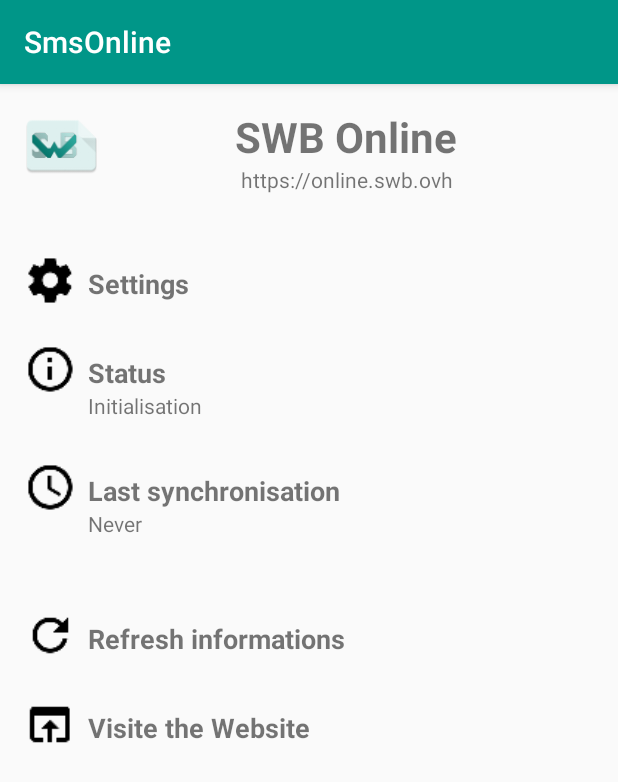
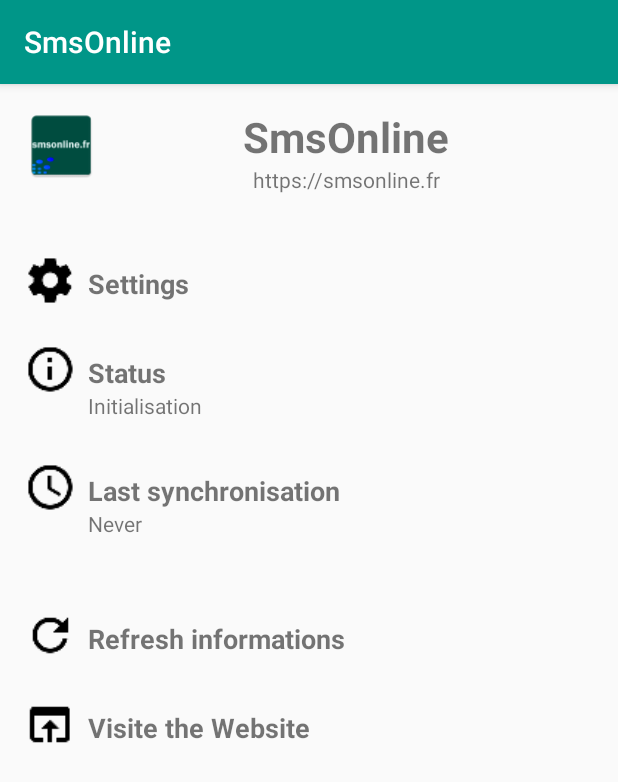
Before and after one commit to CodazziS/SmsOnline, an Android app: the screen it shows after launch (MainActivity), on a phone screen of 412 x 824 dp. Shown: the top 782 px of the screen. Run offline under Robolectric (Android 15) with nearby library versions, the light colour scheme and no system bars.

Commit message:
Change logo, and site url

```diff
--- a/app/build.gradle
+++ b/app/build.gradle
@@ -8,8 +8,8 @@
         applicationId "fr.codazzi.smsonline"
         minSdkVersion 18
         targetSdkVersion 24
-        versionCode 39
-        versionName "1.1.3"
+        versionCode 40
+        versionName "1.1.4"
     }
     buildTypes {
         release {
--- a/app/src/main/java/fr/codazzi/smsonline/controllers/Api.java
+++ b/app/src/main/java/fr/codazzi/smsonline/controllers/Api.java
@@ -331,13 +331,13 @@
 
     private void syncContacts() {
         try {
-            if (this.contacts_sync < this.contacts.length()) {
+            if (this.contacts_sync - 1 < this.contacts.length()) {
                 String url = this.api_url + "Contacts/Add";
                 String delete = "false";
                 this.startWork();
                 JSONArray contacts;
 
-                // The first call syn all contacts without image
+                // The first call sync all contacts without image
                 if (this.contacts_sync == 0) {
                     delete = "true";
                     contacts = this.contacts.getJSONArray(0);
--- a/app/src/main/res/values/const.xml
+++ b/app/src/main/res/values/const.xml
@@ -1,7 +1,7 @@
 <?xml version="1.0" encoding="utf-8"?>
 <resources>
     <!-- DEFINES -->
-    <string translatable="false" name="api_url">https://online.swb.ovh/Api/</string>
-    <string translatable="false" name="api_url_debug">https://devapi.swb.ovh/Api/</string>
+    <string translatable="false" name="api_url">https://smsonline.fr/Api/</string>
+    <string translatable="false" name="api_url_debug">https://dev.smsonline.fr/Api/</string>
     <integer translatable="false" name="api_version">2</integer>
 </resources>
--- a/app/src/main/res/values/strings.xml
+++ b/app/src/main/res/values/strings.xml
@@ -30,8 +30,8 @@
 
     <!-- VIEWS -->
         <!-- activity_main - main -->
-    <string name="main_title">SWB Online</string>
-    <string name="main_url">https://online.swb.ovh</string>
+    <string name="main_title">SmsOnline</string>
+    <string name="main_url">https://smsonline.fr</string>
     <string name="main_settings">Settings</string>
     <string name="main_status">Status</string>
     <string name="main_sync">Last synchronisation</string>
```
Also changed, not shown: app/src/main/ic_launcher-web.png, app/src/main/res/mipmap-hdpi/ic_launcher.png, app/src/main/res/mipmap-mdpi/ic_launcher.png, app/src/main/res/mipmap-xhdpi/ic_launcher.png, app/src/main/res/mipmap-xxhdpi/ic_launcher.png, app/src/main/res/mipmap-xxxhdpi/ic_launcher.png, 1 other file.
